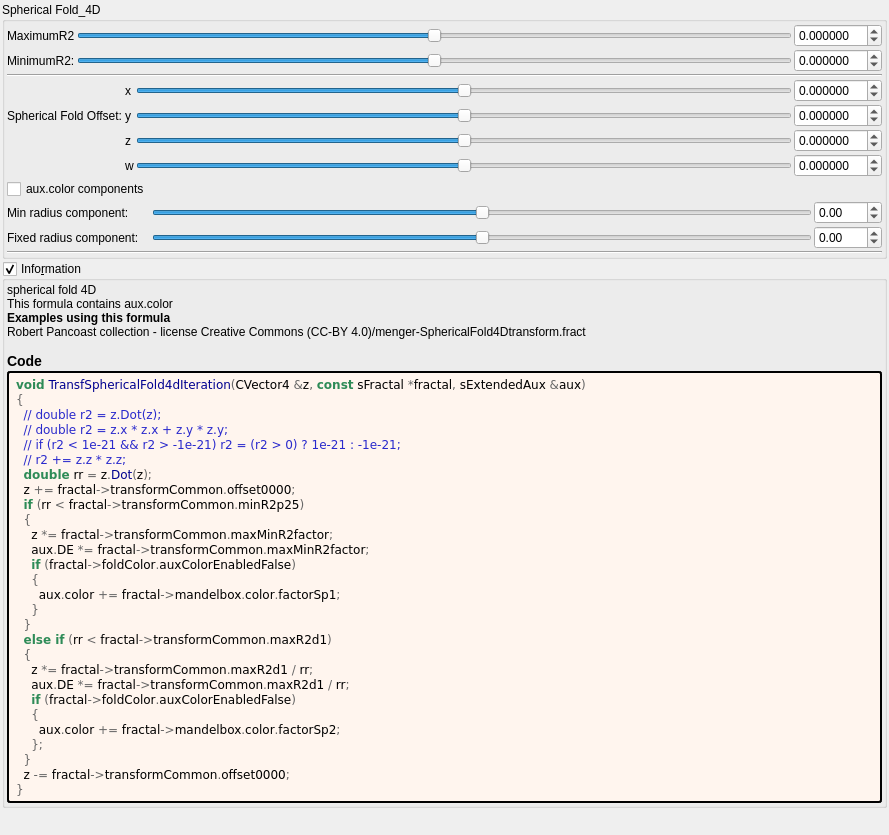
First picture: the form in mandelbulber2/formula/ui/fractal_transf_spherical_fold4d.ui, repository buddhi1980/mandelbulber2, before the edit.
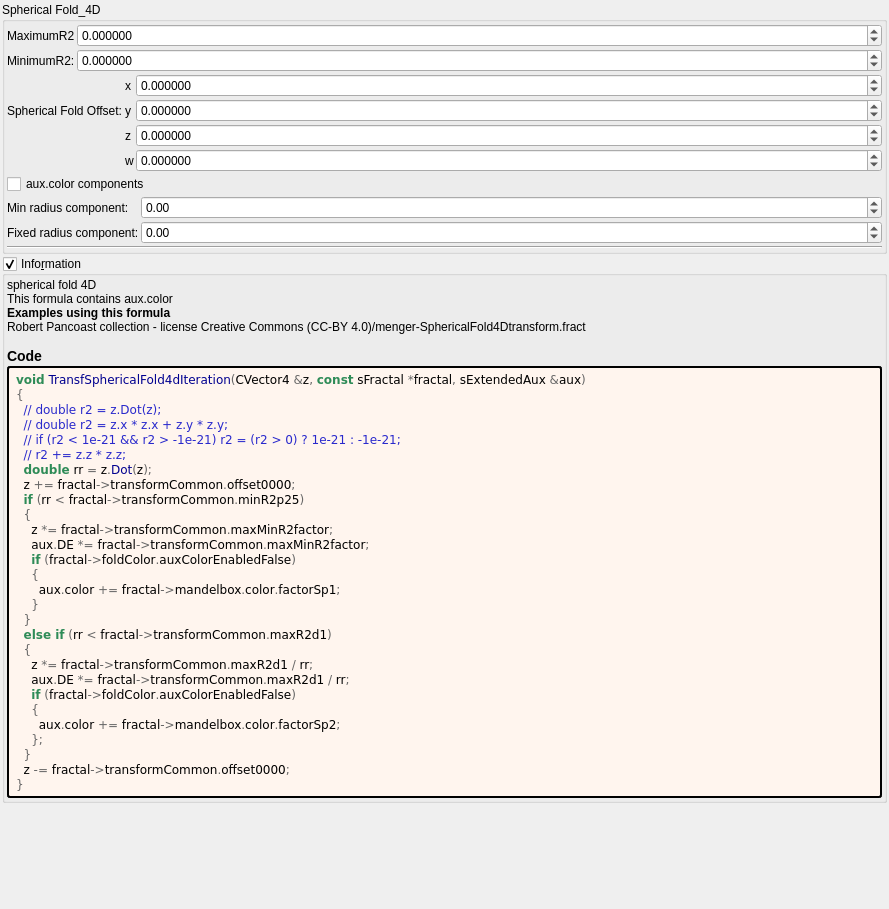
Second picture: the form after the edit. Custom widgets are drawn as their Qt base class.

```diff
--- a/mandelbulber2/formula/ui/fractal_transf_spherical_fold4d.ui
+++ b/mandelbulber2/formula/ui/fractal_transf_spherical_fold4d.ui
@@ -7,7 +7,7 @@
     <x>0</x>
     <y>0</y>
     <width>889</width>
-    <height>835</height>
+    <height>909</height>
    </rect>
   </property>
   <property name="windowTitle">
@@ -54,64 +54,11 @@
        <number>2</number>
       </property>
       <item>
-       <layout class="QGridLayout" name="gridLayout_15">
+       <layout class="QGridLayout" name="gridLayout_15" columnstretch="0,1">
         <property name="spacing">
          <number>2</number>
         </property>
-        <item row="0" column="2">
-         <widget class="MyDoubleSpinBox" name="spinbox_transf_maxR2_1">
-          <property name="sizePolicy">
-           <sizepolicy hsizetype="Minimum" vsizetype="Maximum">
-            <horstretch>0</horstretch>
-            <verstretch>0</verstretch>
-           </sizepolicy>
-          </property>
-          <property name="prefix">
-           <string/>
-          </property>
-          <property name="suffix">
-           <string/>
-          </property>
-          <property name="decimals">
-           <number>6</number>
-          </property>
-          <property name="minimum">
-           <double>-99.989999999999995</double>
-          </property>
-          <property name="maximum">
-           <double>99.989999999999995</double>
-          </property>
-          <property name="singleStep">
-           <double>0.100000000000000</double>
-          </property>
-         </widget>
-        </item>
         <item row="1" column="1">
-         <widget class="QSlider" name="slider_transf_minR2_p25">
-          <property name="sizePolicy">
-           <sizepolicy hsizetype="Expanding" vsizetype="Maximum">
-            <horstretch>0</horstretch>
-            <verstretch>0</verstretch>
-           </sizepolicy>
-          </property>
-          <property name="minimum">
-           <number>-5000000</number>
-          </property>
-          <property name="maximum">
-           <number>5000000</number>
-          </property>
-          <property name="value">
-           <number>0</number>
-          </property>
-          <property name="sliderPosition">
-           <number>0</number>
-          </property>
-          <property name="orientation">
-           <enum>Qt::Horizontal</enum>
-          </property>
-         </widget>
-        </item>
-        <item row="1" column="2">
          <widget class="MyDoubleSpinBox" name="spinbox_transf_minR2_p25">
           <property name="sizePolicy">
            <sizepolicy hsizetype="Minimum" vsizetype="Maximum">
@@ -140,27 +87,30 @@
          </widget>
         </item>
         <item row="0" column="1">
-         <widget class="QSlider" name="slider_transf_maxR2_1">
+         <widget class="MyDoubleSpinBox" name="spinbox_transf_maxR2_1">
           <property name="sizePolicy">
-           <sizepolicy hsizetype="Expanding" vsizetype="Maximum">
+           <sizepolicy hsizetype="Minimum" vsizetype="Maximum">
             <horstretch>0</horstretch>
             <verstretch>0</verstretch>
            </sizepolicy>
           </property>
+          <property name="prefix">
+           <string/>
+          </property>
+          <property name="suffix">
+           <string/>
+          </property>
+          <property name="decimals">
+           <number>6</number>
+          </property>
           <property name="minimum">
-           <number>-5000000</number>
+           <double>-99.989999999999995</double>
           </property>
           <property name="maximum">
-           <number>5000000</number>
+           <double>99.989999999999995</double>
           </property>
-          <property name="value">
-           <number>0</number>
-          </property>
-          <property name="sliderPosition">
-           <number>0</number>
-          </property>
-          <property name="orientation">
-           <enum>Qt::Horizontal</enum>
+          <property name="singleStep">
+           <double>0.100000000000000</double>
           </property>
          </widget>
         </item>
@@ -181,17 +131,19 @@
        </layout>
       </item>
       <item>
-       <layout class="QGridLayout" name="gridLayout">
+       <layout class="QGridLayout" name="gridLayout_63" columnstretch="0,0,0,1">
         <property name="spacing">
          <number>2</number>
         </property>
-        <item row="1" column="0" colspan="2">
-         <layout class="QGridLayout" name="gridLayout_63">
-          <property name="spacing">
-           <number>2</number>
+        <item row="3" column="2">
+         <widget class="QLabel" name="label_99">
+          <property name="text">
+           <string notr="true">w</string>
           </property>
-          <item row="4" column="4">
-           <widget class="MyDoubleSpinBox" name="spinbox4_transf_offset_0000_z">
+         </widget>
+        </item>
+        <item row="0" column="3">
+         <widget class="MyDoubleSpinBox" name="spinbox4_transf_offset_0000_x">
             <property name="sizePolicy">
              <sizepolicy hsizetype="Minimum" vsizetype="Maximum">
               <horstretch>0</horstretch>
@@ -218,7 +170,21 @@
             </property>
            </widget>
           </item>
-          <item row="5" column="4">
+        <item row="0" column="2">
+         <widget class="QLabel" name="label_93">
+          <property name="text">
+           <string notr="true">x</string>
+          </property>
+         </widget>
+        </item>
+        <item row="1" column="2">
+         <widget class="QLabel" name="label_90">
+          <property name="text">
+           <string notr="true">y</string>
+          </property>
+         </widget>
+        </item>
+        <item row="3" column="3">
            <widget class="MyDoubleSpinBox" name="spinbox4_transf_offset_0000_w">
             <property name="sizePolicy">
              <sizepolicy hsizetype="Minimum" vsizetype="Maximum">
@@ -246,7 +212,7 @@
             </property>
            </widget>
           </item>
-          <item row="3" column="1">
+        <item row="1" column="1">
            <widget class="QLabel" name="label_91">
             <property name="text">
              <string>Spherical Fold Offset:</string>
@@ -254,58 +220,35 @@
            </widget>
           </item>
           <item row="2" column="3">
-           <widget class="QSlider" name="slider4_transf_offset_0000_x">
+         <widget class="MyDoubleSpinBox" name="spinbox4_transf_offset_0000_z">
             <property name="sizePolicy">
-             <sizepolicy hsizetype="Expanding" vsizetype="Maximum">
+           <sizepolicy hsizetype="Minimum" vsizetype="Maximum">
               <horstretch>0</horstretch>
               <verstretch>0</verstretch>
              </sizepolicy>
             </property>
-            <property name="minimum">
-             <number>-3000000</number>
-            </property>
-            <property name="maximum">
-             <number>3000000</number>
-            </property>
-            <property name="singleStep">
-             <number>1</number>
-            </property>
-            <property name="orientation">
-             <enum>Qt::Horizontal</enum>
-            </property>
-           </widget>
-          </item>
-          <item row="3" column="3">
-           <widget class="QSlider" name="slider4_transf_offset_0000_y">
-            <property name="sizePolicy">
-             <sizepolicy hsizetype="Expanding" vsizetype="Maximum">
-              <horstretch>0</horstretch>
-              <verstretch>0</verstretch>
-             </sizepolicy>
-            </property>
+          <property name="prefix">
+           <string/>
+          </property>
+          <property name="suffix">
+           <string/>
+          </property>
+          <property name="decimals">
+           <number>6</number>
+          </property>
             <property name="minimum">
-             <number>-3000000</number>
+           <double>-99.989999999999995</double>
             </property>
             <property name="maximum">
-             <number>3000000</number>
+           <double>99.989999999999995</double>
             </property>
             <property name="singleStep">
-             <number>1</number>
-            </property>
-            <property name="orientation">
-             <enum>Qt::Horizontal</enum>
-            </property>
-           </widget>
-          </item>
-          <item row="3" column="2">
-           <widget class="QLabel" name="label_90">
-            <property name="text">
-             <string notr="true">y</string>
-            </property>
-           </widget>
-          </item>
-          <item row="2" column="4">
-           <widget class="MyDoubleSpinBox" name="spinbox4_transf_offset_0000_x">
+           <double>0.100000000000000</double>
+          </property>
+         </widget>
+        </item>
+        <item row="1" column="3">
+         <widget class="MyDoubleSpinBox" name="spinbox4_transf_offset_0000_y">
             <property name="sizePolicy">
              <sizepolicy hsizetype="Minimum" vsizetype="Maximum">
               <horstretch>0</horstretch>
@@ -332,219 +275,45 @@
             </property>
            </widget>
           </item>
-          <item row="4" column="2">
+        <item row="2" column="2">
            <widget class="QLabel" name="label_98">
             <property name="text">
              <string notr="true">z</string>
             </property>
            </widget>
           </item>
-          <item row="2" column="2">
-           <widget class="QLabel" name="label_93">
-            <property name="text">
-             <string notr="true">x</string>
-            </property>
-           </widget>
-          </item>
-          <item row="5" column="3">
-           <widget class="QSlider" name="slider4_transf_offset_0000_w">
-            <property name="sizePolicy">
-             <sizepolicy hsizetype="Expanding" vsizetype="Maximum">
-              <horstretch>0</horstretch>
-              <verstretch>0</verstretch>
-             </sizepolicy>
-            </property>
-            <property name="minimum">
-             <number>-3000000</number>
-            </property>
-            <property name="maximum">
-             <number>3000000</number>
-            </property>
-            <property name="singleStep">
-             <number>1</number>
-            </property>
-            <property name="orientation">
-             <enum>Qt::Horizontal</enum>
-            </property>
-           </widget>
-          </item>
-          <item row="3" column="4">
-           <widget class="MyDoubleSpinBox" name="spinbox4_transf_offset_0000_y">
-            <property name="sizePolicy">
-             <sizepolicy hsizetype="Minimum" vsizetype="Maximum">
-              <horstretch>0</horstretch>
-              <verstretch>0</verstretch>
-             </sizepolicy>
-            </property>
-            <property name="prefix">
-             <string/>
-            </property>
-            <property name="suffix">
-             <string/>
-            </property>
-            <property name="decimals">
-             <number>6</number>
-            </property>
-            <property name="minimum">
-             <double>-99.989999999999995</double>
-            </property>
-            <property name="maximum">
-             <double>99.989999999999995</double>
-            </property>
-            <property name="singleStep">
-             <double>0.100000000000000</double>
-            </property>
-           </widget>
-          </item>
-          <item row="5" column="2">
-           <widget class="QLabel" name="label_99">
-            <property name="text">
-             <string notr="true">w</string>
-            </property>
-           </widget>
-          </item>
-          <item row="4" column="3">
-           <widget class="QSlider" name="slider4_transf_offset_0000_z">
-            <property name="sizePolicy">
-             <sizepolicy hsizetype="Expanding" vsizetype="Maximum">
-              <horstretch>0</horstretch>
-              <verstretch>0</verstretch>
-             </sizepolicy>
-            </property>
-            <property name="minimum">
-             <number>-3000000</number>
-            </property>
-            <property name="maximum">
-             <number>3000000</number>
-            </property>
-            <property name="singleStep">
-             <number>1</number>
-            </property>
-            <property name="orientation">
-             <enum>Qt::Horizontal</enum>
-            </property>
-           </widget>
-          </item>
-         </layout>
-        </item>
-        <item row="0" column="0" colspan="2">
-         <widget class="Line" name="line_2">
-          <property name="orientation">
-           <enum>Qt::Horizontal</enum>
-          </property>
-         </widget>
-        </item>
        </layout>
       </item>
       <item>
-       <layout class="QGridLayout" name="gridLayout_6">
+       <layout class="QGridLayout" name="gridLayout_6" columnstretch="0,1">
         <property name="spacing">
          <number>2</number>
         </property>
-        <item row="1" column="2">
-         <widget class="MyDoubleSpinBox" name="spinbox_mandelbox_color_Sp1">
-          <property name="sizePolicy">
-           <sizepolicy hsizetype="Minimum" vsizetype="Maximum">
-            <horstretch>0</horstretch>
-            <verstretch>0</verstretch>
-           </sizepolicy>
-          </property>
-          <property name="prefix">
-           <string/>
-          </property>
-          <property name="suffix">
-           <string/>
-          </property>
-          <property name="decimals">
-           <number>2</number>
-          </property>
-          <property name="minimum">
-           <double>-100.000000000000000</double>
-          </property>
-          <property name="maximum">
-           <double>100.000000000000000</double>
-          </property>
-          <property name="singleStep">
-           <double>0.100000000000000</double>
-          </property>
-         </widget>
-        </item>
-        <item row="1" column="1">
-         <widget class="QSlider" name="slider_mandelbox_color_Sp1">
-          <property name="sizePolicy">
-           <sizepolicy hsizetype="Expanding" vsizetype="Maximum">
-            <horstretch>0</horstretch>
-            <verstretch>0</verstretch>
-           </sizepolicy>
-          </property>
-          <property name="minimum">
-           <number>-500</number>
-          </property>
-          <property name="maximum">
-           <number>500</number>
-          </property>
-          <property name="singleStep">
-           <number>1</number>
-          </property>
-          <property name="orientation">
-           <enum>Qt::Horizontal</enum>
-          </property>
-         </widget>
-        </item>
-        <item row="1" column="0">
-         <widget class="QLabel" name="label_28">
-          <property name="text">
-           <string>Min radius component:</string>
-          </property>
-         </widget>
-        </item>
-        <item row="2" column="2">
-         <widget class="MyDoubleSpinBox" name="spinbox_mandelbox_color_Sp2">
-          <property name="sizePolicy">
-           <sizepolicy hsizetype="Minimum" vsizetype="Maximum">
-            <horstretch>0</horstretch>
-            <verstretch>0</verstretch>
-           </sizepolicy>
-          </property>
-          <property name="prefix">
-           <string/>
-          </property>
-          <property name="suffix">
-           <string/>
-          </property>
-          <property name="decimals">
-           <number>2</number>
-          </property>
-          <property name="minimum">
-           <double>-100.000000000000000</double>
-          </property>
-          <property name="maximum">
-           <double>100.000000000000000</double>
-          </property>
-          <property name="singleStep">
-           <double>0.100000000000000</double>
-          </property>
-         </widget>
-        </item>
         <item row="2" column="1">
-         <widget class="QSlider" name="slider_mandelbox_color_Sp2">
+         <widget class="MyDoubleSpinBox" name="spinbox_mandelbox_color_Sp2">
           <property name="sizePolicy">
-           <sizepolicy hsizetype="Expanding" vsizetype="Maximum">
+           <sizepolicy hsizetype="Minimum" vsizetype="Maximum">
             <horstretch>0</horstretch>
             <verstretch>0</verstretch>
            </sizepolicy>
           </property>
+          <property name="prefix">
+           <string/>
+          </property>
+          <property name="suffix">
+           <string/>
+          </property>
+          <property name="decimals">
+           <number>2</number>
+          </property>
           <property name="minimum">
-           <number>-500</number>
+           <double>-100.000000000000000</double>
           </property>
           <property name="maximum">
-           <number>500</number>
+           <double>100.000000000000000</double>
           </property>
           <property name="singleStep">
-           <number>1</number>
-          </property>
-          <property name="orientation">
-           <enum>Qt::Horizontal</enum>
+           <double>0.100000000000000</double>
           </property>
          </widget>
         </item>
@@ -555,7 +324,42 @@
           </property>
          </widget>
         </item>
-        <item row="0" column="0">
+        <item row="1" column="1">
+         <widget class="MyDoubleSpinBox" name="spinbox_mandelbox_color_Sp1">
+          <property name="sizePolicy">
+           <sizepolicy hsizetype="Minimum" vsizetype="Maximum">
+            <horstretch>0</horstretch>
+            <verstretch>0</verstretch>
+           </sizepolicy>
+          </property>
+          <property name="prefix">
+           <string/>
+          </property>
+          <property name="suffix">
+           <string/>
+          </property>
+          <property name="decimals">
+           <number>2</number>
+          </property>
+          <property name="minimum">
+           <double>-100.000000000000000</double>
+          </property>
+          <property name="maximum">
+           <double>100.000000000000000</double>
+          </property>
+          <property name="singleStep">
+           <double>0.100000000000000</double>
+          </property>
+         </widget>
+        </item>
+        <item row="1" column="0">
+         <widget class="QLabel" name="label_28">
+          <property name="text">
+           <string>Min radius component:</string>
+          </property>
+         </widget>
+        </item>
+        <item row="0" column="0" colspan="2">
          <widget class="QCheckBox" name="checkBox_fold_color_aux_color_enabled_false">
           <property name="text">
            <string notr="true">aux.color components</string>
@@ -687,17 +491,17 @@
   </layout>
  </widget>
  <customwidgets>
+  <customwidget>
+   <class>MyDoubleSpinBox</class>
+   <extends>QDoubleSpinBox</extends>
+   <header>my_double_spin_box.h</header>
+  </customwidget>
   <customwidget>
    <class>MyGroupBox</class>
    <extends>QGroupBox</extends>
    <header>my_group_box.h</header>
    <container>1</container>
   </customwidget>
-  <customwidget>
-   <class>MyDoubleSpinBox</class>
-   <extends>QDoubleSpinBox</extends>
-   <header>my_double_spin_box.h</header>
-  </customwidget>
  </customwidgets>
  <tabstops>
   <tabstop>slider_transf_maxR2_1</tabstop>
```
Left out of the diff: 18 changed lines with no effect on the pictures. Lines whose indentation alone changed are shown as unchanged.
